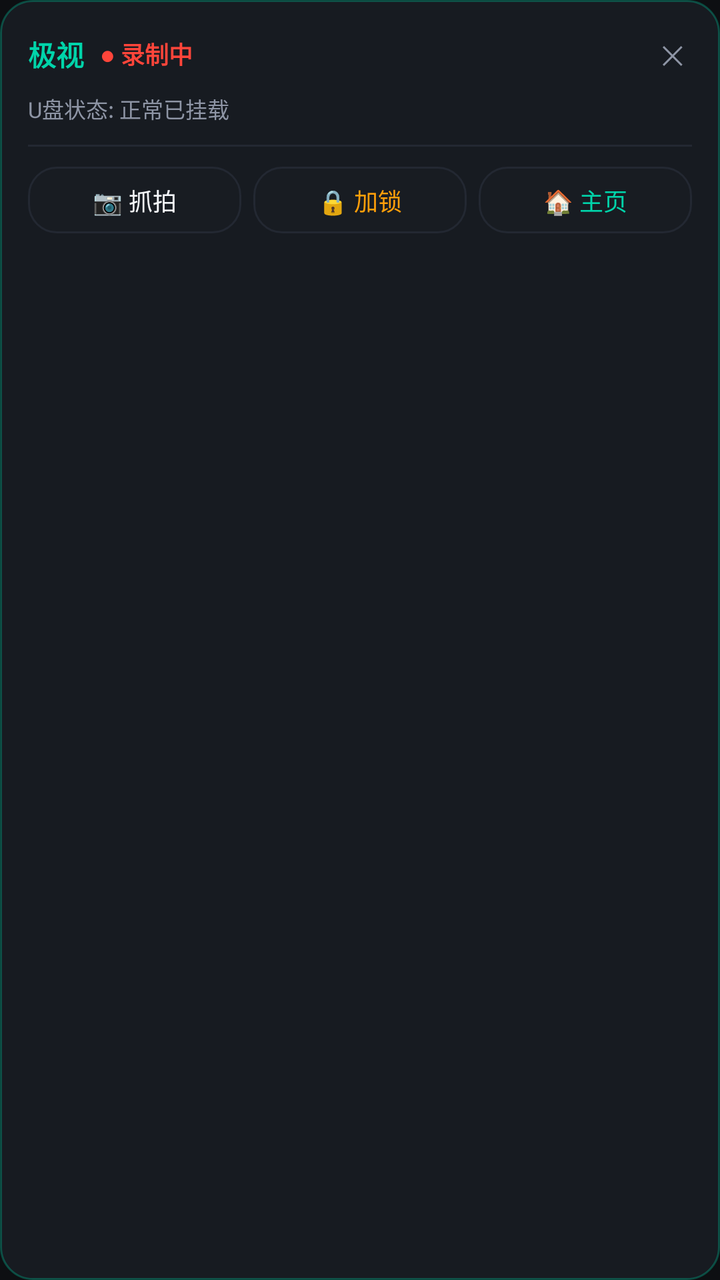
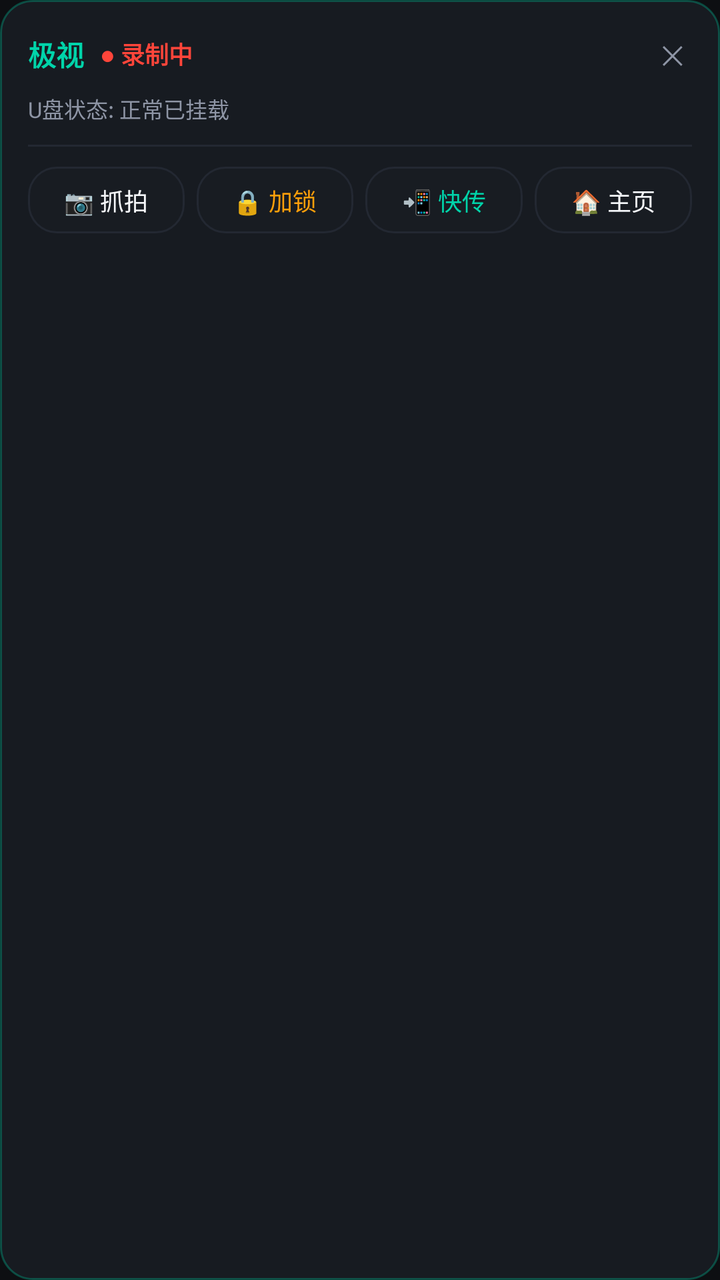

Screens rendered from an Android XML layout before and after an edit, with the pre-edit source and the edit as a unified diff.
<!-- AndroidManifest.xml: application theme Theme.Sophon -->
<!-- res/layout/view_status_bar_panel.xml -->
<?xml version="1.0" encoding="utf-8"?>
<LinearLayout xmlns:android="http://schemas.android.com/apk/res/android"
    android:id="@+id/panel_root"
    android:layout_width="280dp"
    android:layout_height="wrap_content"
    android:background="@drawable/bg_capsule_panel"
    android:orientation="vertical"
    android:padding="14dp">

    
    <LinearLayout
        android:layout_width="match_parent"
        android:layout_height="wrap_content"
        android:gravity="center_vertical"
        android:orientation="horizontal">

        <TextView
            android:layout_width="wrap_content"
            android:layout_height="wrap_content"
            android:text="@string/app_name"
            android:textColor="@color/flyme_cyan"
            android:textSize="14sp"
            android:textStyle="bold" />

        <TextView
            android:id="@+id/tv_panel_status"
            android:layout_width="wrap_content"
            android:layout_height="wrap_content"
            android:layout_marginStart="8dp"
            android:text="● 录制中"
            android:textColor="@color/accent_danger"
            android:textSize="12sp"
            android:textStyle="bold" />

        <View
            android:layout_width="0dp"
            android:layout_height="1dp"
            android:layout_weight="1" />

        <TextView
            android:id="@+id/tv_panel_close"
            android:layout_width="wrap_content"
            android:layout_height="wrap_content"
            android:padding="4dp"
            android:text="✕"
            android:textColor="@color/text_secondary"
            android:textSize="13sp" />
    </LinearLayout>

    
    <TextView
        android:id="@+id/tv_panel_storage_info"
        android:layout_width="match_parent"
        android:layout_height="wrap_content"
        android:layout_marginTop="6dp"
        android:text="U盘状态: 正常已挂载"
        android:textColor="@color/text_secondary"
        android:textSize="11sp" />

    <View
        android:layout_width="match_parent"
        android:layout_height="1dp"
        android:layout_marginVertical="10dp"
        android:background="@color/divider_line" />

    
    <LinearLayout
        android:layout_width="match_parent"
        android:layout_height="wrap_content"
        android:gravity="center"
        android:orientation="horizontal">

        <TextView
            android:id="@+id/btn_panel_snapshot"
            android:layout_width="0dp"
            android:layout_height="wrap_content"
            android:layout_marginEnd="6dp"
            android:layout_weight="1"
            android:background="@drawable/bg_badge_pill"
            android:gravity="center"
            android:paddingVertical="8dp"
            android:text="📷 抓拍"
            android:textColor="@color/text_primary"
            android:textSize="12sp" />

        <TextView
            android:id="@+id/btn_panel_lock"
            android:layout_width="0dp"
            android:layout_height="wrap_content"
            android:layout_marginEnd="6dp"
            android:layout_weight="1"
            android:background="@drawable/bg_badge_pill"
            android:gravity="center"
            android:paddingVertical="8dp"
            android:text="🔒 加锁"
            android:textColor="@color/accent_warning"
            android:textSize="12sp" />

        <TextView
            android:id="@+id/btn_panel_open"
            android:layout_width="0dp"
            android:layout_height="wrap_content"
            android:layout_weight="1"
            android:background="@drawable/bg_badge_pill"
            android:gravity="center"
            android:paddingVertical="8dp"
            android:text="🏠 主页"
            android:textColor="@color/flyme_cyan"
            android:textSize="12sp" />
    </LinearLayout>

</LinearLayout>
<!-- resources referenced by this layout -->
<resources>
  <color name="accent_danger">#FFFF453A</color>
  <color name="accent_warning">#FFFF9F0A</color>
  <color name="divider_line">#FF232832</color>
  <color name="flyme_cyan">#FF00D4AA</color>
  <color name="text_primary">#FFF5F7FA</color>
  <color name="text_secondary">#FF8E95A5</color>
  <!-- drawable bg_badge_pill (drawable) -->
  <?xml version="1.0" encoding="utf-8"?>
  <shape xmlns:android="http://schemas.android.com/apk/res/android"
      android:shape="rectangle">
      <corners android:radius="14dp" />
      <solid android:color="@color/bg_card_dark" />
      <stroke android:width="1dp" android:color="@color/divider_line" />
  </shape>
  <!-- drawable bg_capsule_panel (drawable) -->
  <?xml version="1.0" encoding="utf-8"?>
  <shape xmlns:android="http://schemas.android.com/apk/res/android"
      android:shape="rectangle">
      <corners android:radius="16dp" />
      <solid android:color="#F2181C22" />
      <stroke
          android:width="1dp"
          android:color="#4D00D4AA" />
  </shape>
  <string name="app_name">极视</string>
  <style name="Theme.Sophon" parent="Theme.Material3.Dark.NoActionBar">
          <item name="android:statusBarColor">@color/bg_cockpit_dark</item>
          <item name="android:navigationBarColor">@color/bg_cockpit_dark</item>
          <item name="android:windowBackground">@color/bg_cockpit_dark</item>
          <item name="colorPrimary">@color/flyme_cyan</item>
          <item name="colorSecondary">@color/flyme_blue</item>
      </style>
  <color name="bg_card_dark">#FF181C22</color>
  <color name="bg_cockpit_dark">#FF0D0F12</color>
  <color name="flyme_blue">#FF0A84FF</color>
</resources>

<!-- the commit's change to res/layout/view_status_bar_panel.xml (unified diff, before → after) -->
@@ -97,6 +97,19 @@
             android:textSize="12sp" />
 
         <TextView
+            android:id="@+id/btn_panel_share"
+            android:layout_width="0dp"
+            android:layout_height="wrap_content"
+            android:layout_marginEnd="6dp"
+            android:layout_weight="1"
+            android:background="@drawable/bg_badge_pill"
+            android:gravity="center"
+            android:paddingVertical="8dp"
+            android:text="📲 快传"
+            android:textColor="@color/flyme_cyan"
+            android:textSize="12sp" />
+
+        <TextView
             android:id="@+id/btn_panel_open"
             android:layout_width="0dp"
             android:layout_height="wrap_content"
@@ -105,7 +118,7 @@
             android:gravity="center"
             android:paddingVertical="8dp"
             android:text="🏠 主页"
-            android:textColor="@color/flyme_cyan"
+            android:textColor="@color/text_primary"
             android:textSize="12sp" />
     </LinearLayout>
 
